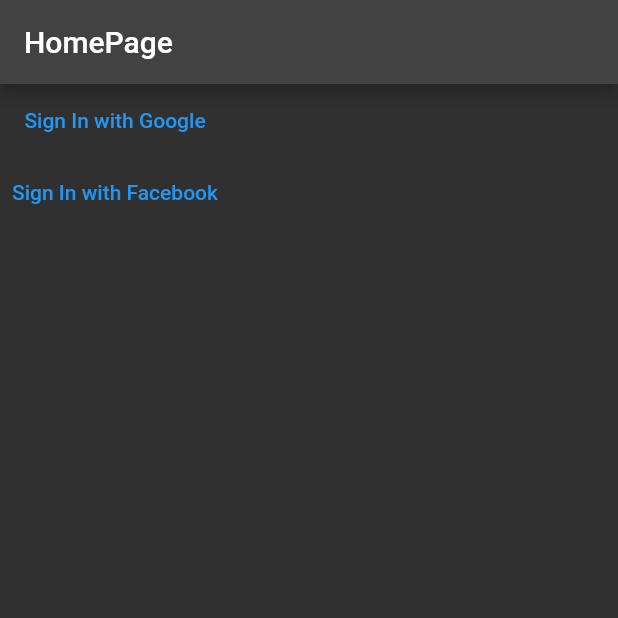
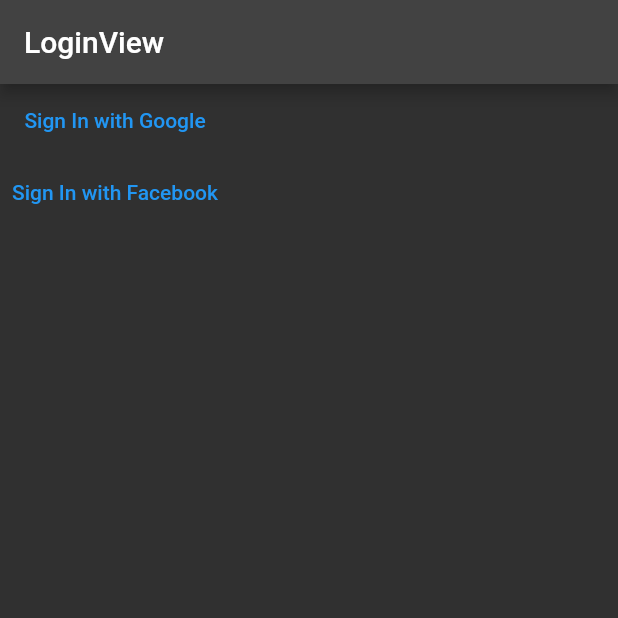
Before and after one commit to Theeyecode/instagram_clone, a Flutter app: the screen it shows after launch, on a phone screen of 412 x 824 dp, the top half of it. Run offline on Flutter 3.47's test engine with Material 2 defaults, Android fonts, the phone set to English and light mode, and no system bars; our stand-ins replace cloud_firestore, firebase_auth, firebase_core, google_sign_in, hooks_riverpod; missing offline and left inert: flutter_facebook_auth; accounts and stored records are empty.

Commit message:
riverpod in main.dart

```diff
--- a/lib/main.dart
+++ b/lib/main.dart
@@ -1,6 +1,8 @@
 import 'package:flutter/material.dart';
 import 'package:firebase_core/firebase_core.dart';
+import 'package:hooks_riverpod/hooks_riverpod.dart';
 import 'package:instagram_clone_course/state/auth/backend/authenticator.dart';
+import 'package:instagram_clone_course/state/auth/provider/is_logged_in_provider.dart';
 import 'firebase_options.dart';
 
 import 'dart:developer' as devtools show log;
@@ -11,7 +13,7 @@ void main() async {
     options: DefaultFirebaseOptions.currentPlatform,
   );
 
-  runApp(const App());
+  runApp(const ProviderScope(child: App()));
 }
 
 class App extends StatelessWidget {
@@ -28,7 +30,14 @@ class App extends StatelessWidget {
           indicatorColor: Colors.blueGrey),
       darkTheme: ThemeData.dark(),
       themeMode: ThemeMode.dark,
-      home: const HomePage(),
+      home: Consumer(builder: (context, ref, _) {
+        final isLoggedIn = ref.watch(isLoggedInProvider);
+        if (isLoggedIn) {
+          return const HomePage();
+        } else {
+          return const LoginView();
+        }
+      }),
     );
   }
 }
@@ -41,6 +50,24 @@ class HomePage extends StatelessWidget {
     return Scaffold(
       appBar: AppBar(
         title: const Text('HomePage'),
+      ),
+      body: Column(
+        children: [],
+      ),
+    );
+  }
+}
+
+class LoginView extends StatelessWidget {
+  const LoginView({
+    super.key,
+  });
+
+  @override
+  Widget build(BuildContext context) {
+    return Scaffold(
+      appBar: AppBar(
+        title: const Text('LoginView'),
       ),
       body: Column(
         children: [
--- a/lib/state/auth/backend/authenticator.dart
+++ b/lib/state/auth/backend/authenticator.dart
@@ -13,6 +13,8 @@ class Authenticator {
       FirebaseAuth.instance.currentUser?.displayName ?? "";
   // We don't want the email to be set to a value, we want to get it if its available
   String? get email => FirebaseAuth.instance.currentUser?.email;
+
+  const Authenticator();
 
   //Logout
 
@@ -52,9 +54,8 @@ class Authenticator {
         return AuthResult.success;
       }
       return AuthResult.failure;
+    }
   }
-    }
-
 
   Future<AuthResult> loginWithGoogle() async {
     final GoogleSignIn googleSignIn = GoogleSignIn(
--- a/lib/state/auth/provider/auth_state_provider.dart
+++ b/lib/state/auth/provider/auth_state_provider.dart
@@ -0,0 +1,6 @@
+import 'package:hooks_riverpod/hooks_riverpod.dart';
+import 'package:instagram_clone_course/state/auth/models/auth_states.dart';
+import 'package:instagram_clone_course/state/auth/notifiers/auth_notifiers.dart';
+
+final authStateProvider = StateNotifierProvider<AuthStateNotifier, AuthState>(
+    (_) => AuthStateNotifier());
--- a/lib/state/auth/provider/is_logged_in_provider.dart
+++ b/lib/state/auth/provider/is_logged_in_provider.dart
@@ -0,0 +1,8 @@
+import 'package:hooks_riverpod/hooks_riverpod.dart';
+import 'package:instagram_clone_course/state/auth/models/auth_results.dart';
+import 'package:instagram_clone_course/state/auth/provider/auth_state_provider.dart';
+
+final isLoggedInProvider = Provider<bool>((ref) {
+  final authState = ref.watch(authStateProvider);
+  return authState.result == AuthResult.success;
+});
--- a/lib/state/auth/provider/user_id_provider.dart
+++ b/lib/state/auth/provider/user_id_provider.dart
@@ -0,0 +1,6 @@
+import 'package:hooks_riverpod/hooks_riverpod.dart';
+import 'package:instagram_clone_course/state/auth/provider/auth_state_provider.dart';
+import 'package:instagram_clone_course/state/posts/typdefs/user_id.dart';
+
+final userIdProvider =
+    Provider<UserId?>((ref) => ref.watch(authStateProvider).userId);
```
Also changed, not shown: lib/state/auth/notifiers/auth_notifiers.dart (+45 -0 lines), lib/state/constants/firebase_collection_name.dart (+11 -0 lines), lib/state/constants/firebase_field_name.dart (+13 -0 lines), lib/state/user_info/backend/user_info_storage.dart (+44 -0 lines), lib/state/user_info/models/user_info_payload.dart (+20 -0 lines).
